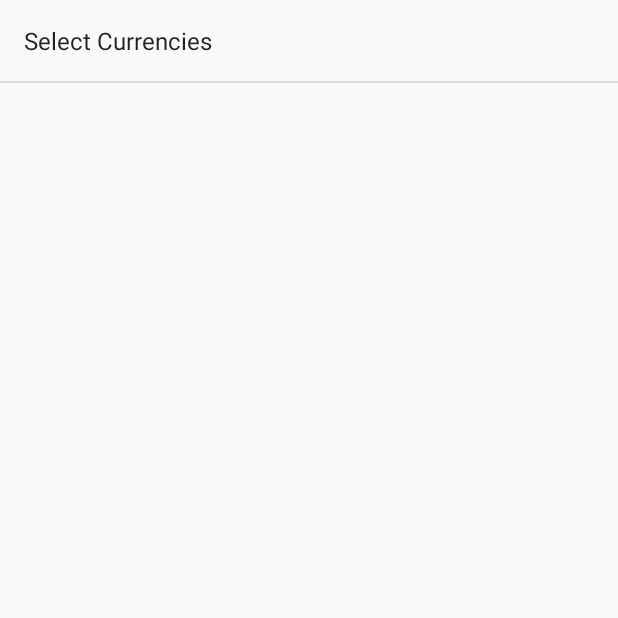
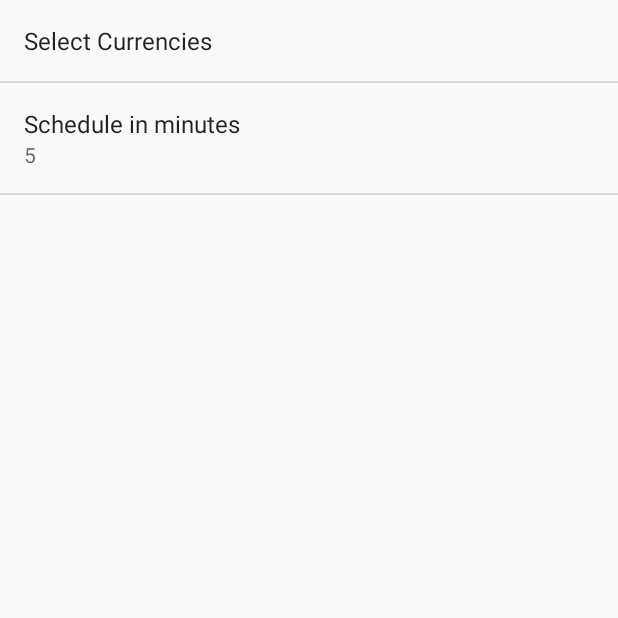
Before and after one commit to bayboraoren/Excurrency, an Android app: the screen it shows after launch (SettingsActivity), in the options menu, after a tap on "Settings", on a phone screen of 412 x 824 dp, the top half of it. Run offline under Robolectric (Android 15) with nearby library versions, the phone set to English and light mode, and no system bars; 4 statements that could not run were skipped.

Commit message:
setting summary

```diff
--- a/app/src/main/java/com/excurrency/app/MainActivityFragment.java
+++ b/app/src/main/java/com/excurrency/app/MainActivityFragment.java
@@ -57,16 +57,17 @@ public class MainActivityFragment extends Fragment implements LoaderManager.Load
     public void onCreate(Bundle savedInstanceState) {
         super.onCreate(savedInstanceState);
         updateCurrencyList();
-        setSchedule();
+        setSchedule(Integer.parseInt(Utils.getSchedule(getActivity())));
     }
 
-    private void setSchedule(){
+    private void setSchedule(int selectedScheduleTime){
 
         AlarmManager am=(AlarmManager)getActivity().getSystemService(Context.ALARM_SERVICE);
         Intent i = new Intent(getActivity(),CurrencyService.AlarmReceiver.class);
-        PendingIntent pi = PendingIntent.getBroadcast(getActivity(), 0, i, 0);
+        PendingIntent pi = PendingIntent.getBroadcast(getActivity(), 0, i, PendingIntent.FLAG_UPDATE_CURRENT);
         //20 minustes 1000 * 60 * 20
-        am.setRepeating(AlarmManager.RTC, System.currentTimeMillis(), 1000 * 60 * 5, pi); // Millisec * Second * Minute
+        am.setRepeating(AlarmManager.RTC, System.currentTimeMillis(), 1000 * 60 * selectedScheduleTime , pi); // Millisec * Second * Minute
+
     }
 
     private void updateCurrencyList() {
@@ -76,6 +77,7 @@ public class MainActivityFragment extends Fragment implements LoaderManager.Load
 
 
     void onCurrencyPropertyChanged( ) {
+        setSchedule(Integer.parseInt(Utils.getSchedule(getActivity())));
         updateCurrencyList();
         getLoaderManager().restartLoader(CURRENCY_LOADER, null, this);
     }
--- /dev/null
+++ b/app/src/main/java/com/excurrency/app/Utils.java
@@ -0,0 +1,19 @@
+package com.excurrency.app;
+
+import android.content.Context;
+import android.content.SharedPreferences;
+import android.preference.PreferenceManager;
+
+/**
+ * Created by bora on 20.07.2015.
+ */
+public class Utils {
+
+    public static String getSchedule(Context context) {
+        SharedPreferences prefs = PreferenceManager.getDefaultSharedPreferences(context);
+        return prefs.getString(context.getString(R.string.pref_schedule_time_key),
+                context.getString(R.string.pref_schedule_time_five));
+    }
+
+
+}
--- a/app/src/main/java/com/excurrency/app/setting/SettingsActivity.java
+++ b/app/src/main/java/com/excurrency/app/setting/SettingsActivity.java
@@ -42,13 +42,41 @@ public class SettingsActivity extends PreferenceActivity
         super.onCreate(savedInstanceState);
         // Add 'general' preferences, defined in the XML file
         addPreferencesFromResource(R.xml.pref_general);
+        bindPreferenceSummaryToValue(findPreference(getString(R.string.pref_schedule_time_key)));
+    }
 
+    private void bindPreferenceSummaryToValue(Preference preference) {
+        // Set the listener to watch for value changes.
+        preference.setOnPreferenceChangeListener(this);
+
+        // Trigger the listener immediately with the preference's
+        // current value.
+        onPreferenceChange(preference,
+                PreferenceManager
+                        .getDefaultSharedPreferences(preference.getContext())
+                        .getString(preference.getKey(), ""));
     }
 
 
     @Override
     public boolean onPreferenceChange(Preference preference, Object value) {
+
+        String stringValue = value.toString();
+
+        if (preference instanceof ListPreference) {
+            ListPreference listPreference = (ListPreference) preference;
+            int prefIndex = listPreference.findIndexOfValue(stringValue);
+            if (prefIndex >= 0) {
+                preference.setSummary(listPreference.getEntries()[prefIndex]);
+            }
+        }else {
+            preference.setSummary(stringValue);
+        }
         return true;
+
+
+
+
     }
 
     @TargetApi(Build.VERSION_CODES.JELLY_BEAN)
--- a/app/src/main/java/com/excurrency/app/setting/SettingsCurrencySelectDialog.java
+++ b/app/src/main/java/com/excurrency/app/setting/SettingsCurrencySelectDialog.java
@@ -5,6 +5,7 @@ import android.content.Context;
 import android.database.Cursor;
 import android.net.Uri;
 import android.preference.DialogPreference;
+import android.support.v4.content.CursorLoader;
 import android.text.Editable;
 import android.text.TextWatcher;
 import android.util.AttributeSet;
@@ -31,8 +32,8 @@ public class SettingsCurrencySelectDialog extends DialogPreference{
     }
 
 
+    private void getCurrencies(Cursor cursor,View view){
 
-    private void getCurrencies(Cursor cursor,View view){
         ListView list = (ListView) view.findViewById(R.id.settings_currency_select_list);
 
         arrAdapter = new SettingsCurrencySelectCursorAdapter(getContext(), cursor, 0);
@@ -63,10 +64,33 @@ public class SettingsCurrencySelectDialog extends DialogPreference{
         Uri currencyListUri = CurrencyContract.CurrencyPropertyEntry.buildCurrencyPropertyListUri(true);
         Cursor cursor = getContext().getContentResolver().query(currencyListUri,null,null,null,sortOrder);
 
-        getCurrencies(cursor,view);
+        getCurrencies(cursor, view);
 
     }
 
+    @Override
+    public CharSequence getSummary() {
 
+        Cursor cursor = getContext().getContentResolver().query(CurrencyContract.CurrencyDataEntry.buildCurrencyDataBySelectedCurrencyPropertyUri(true),
+                null,
+                null,
+                null,
+                null);
+
+        String str = "";
+        cursor.moveToFirst();
+
+        do {
+            //TODO currency country
+            str = str + cursor.getString(9) + ", ";
+
+        }while(cursor.moveToNext());
+
+        cursor.close();
+
+        str = str.replaceAll("_"," ").toUpperCase();
+
+        return str;
+    }
 
 }
--- /dev/null
+++ b/app/src/main/res/values/arrays.xml
@@ -0,0 +1,9 @@
+<?xml version="1.0" encoding="utf-8"?>
+<resources>
+    <string-array name="pref_schedule_time_values">
+        <item>@string/pref_schedule_time_one</item>
+        <item>@string/pref_schedule_time_five</item>
+        <item>@string/pref_schedule_time_ten</item>
+        <item>@string/pref_schedule_time_fifteen</item>
+    </string-array>
+</resources>
--- a/app/src/main/res/values/strings.xml
+++ b/app/src/main/res/values/strings.xml
@@ -6,4 +6,13 @@
     <string name="title_activity_settings">Settings</string>
     <string name="content_authority" translatable="false">com.excurrency.app</string>
     <string name="select_currencies">Select Currencies</string>
+    <string name="pref_schedule_time_label">Schedule in minutes</string>
+    <string name="pref_schedule_time_key">schedule</string>
+
+
+    <string name="pref_schedule_time_one">1</string>
+    <string name="pref_schedule_time_five">5</string>
+    <string name="pref_schedule_time_ten">10</string>
+    <string name="pref_schedule_time_fifteen">15</string>
+
 </resources>
--- a/app/src/main/res/xml/pref_general.xml
+++ b/app/src/main/res/xml/pref_general.xml
@@ -5,4 +5,11 @@
         android:summary=""
         android:title="@string/select_currencies" />
 
+    <ListPreference
+        android:title="@string/pref_schedule_time_label"
+        android:key="@string/pref_schedule_time_key"
+        android:defaultValue="@string/pref_schedule_time_five"
+        android:entryValues="@array/pref_schedule_time_values"
+        android:entries="@array/pref_schedule_time_values" />
+
 </PreferenceScreen>
```
